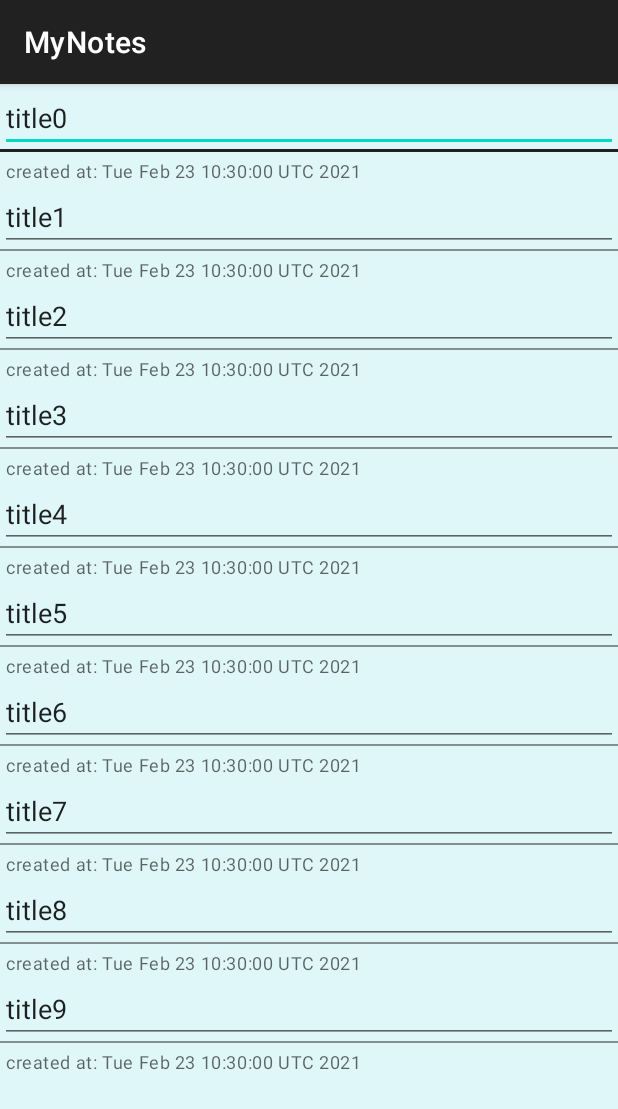
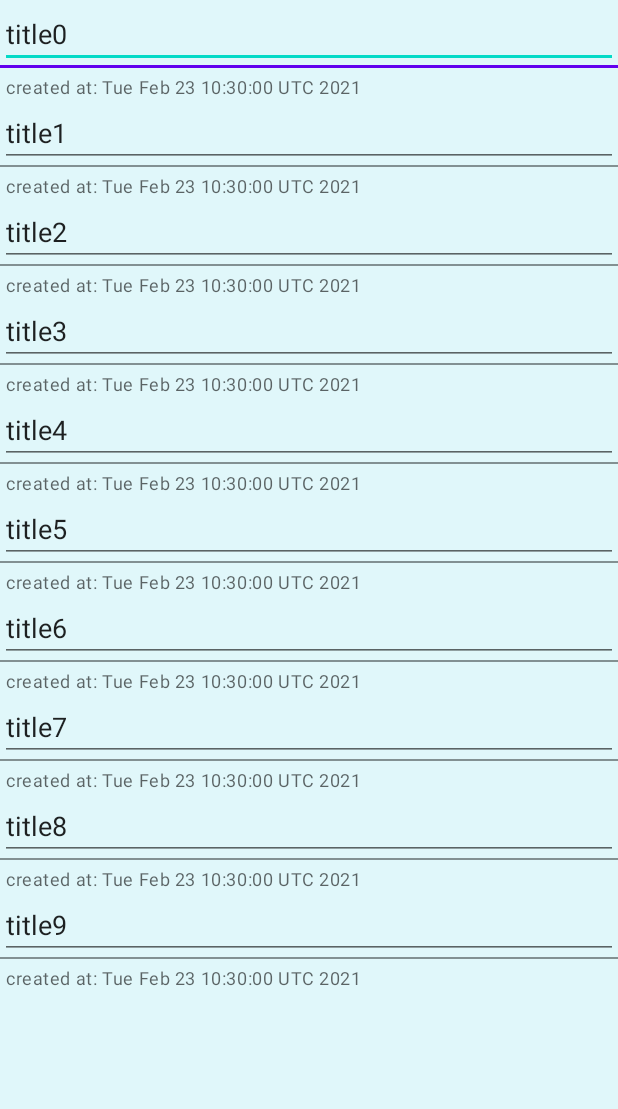
Before and after one commit to GeekBrainsStudent/MyNotes, an Android app: the screen it shows after launch (MainActivity), on a phone screen of 412 x 824 dp. Shown: the top 1109 px of the screen. Run offline under Robolectric (Android 15) with nearby library versions, the phone set to English and light mode, and no system bars.

Commit message:
1. update themes and strings

```diff
--- a/app/src/main/res/values-night/themes.xml
+++ b/app/src/main/res/values-night/themes.xml
@@ -1,16 +1,54 @@
 <resources xmlns:tools="http://schemas.android.com/tools">
     <!-- Base application theme. -->
-    <style name="Theme.MyNotes" parent="Theme.MaterialComponents.DayNight.DarkActionBar">
-        <!-- Primary brand color. -->
-        <item name="colorPrimary">@color/purple_200</item>
-        <item name="colorPrimaryVariant">@color/purple_700</item>
-        <item name="colorOnPrimary">@color/black</item>
-        <!-- Secondary brand color. -->
-        <item name="colorSecondary">@color/teal_200</item>
-        <item name="colorSecondaryVariant">@color/teal_200</item>
-        <item name="colorOnSecondary">@color/black</item>
-        <!-- Status bar color. -->
-        <item name="android:statusBarColor" tools:targetApi="l">?attr/colorPrimaryVariant</item>
-        <!-- Customize your theme here. -->
+    <style name="Theme.MyNotes" parent="Theme.MaterialComponents.DayNight.NoActionBar">
+        <item name="android:windowBackground">@color/black</item>
+        <item name="textInputStyle">@style/MyTextInputLayoutStyle</item>
+        <item name="appBarLayoutStyle">@style/MyAppBarLayoutStyle</item>
+        <item name="toolbarStyle">@style/MyToolbarStyle</item>
+    </style>
+
+    <style name="MyNavigationViewStyle">
+        <item name="android:background">@color/black</item>
+    </style>
+
+    <style name="MyNavigationViewHeaderStyle">
+        <item name="android:background">@color/cyan900</item>
+        <item name="android:layout_margin">4dp</item>
+        <item name="android:padding">8dp</item>
+        <item name="android:textViewStyle">@style/NavHeaderTextInputEditTextStyle</item>
+    </style>
+
+    <style name="NavHeaderTextInputTextLayoutStyle" parent="Widget.MaterialComponents.TextInputLayout.FilledBox">
+        <item name="boxBackgroundColor">@color/cyan900</item>
+    </style>
+
+
+    <style name="NavHeaderTextInputEditTextStyle">
+        <item name="android:textAppearance">@style/TextAppearance.MaterialComponents.Headline6</item>
+        <item name="color">@color/white</item>
+    </style>
+
+    <style name="MyToolbarStyle" parent="Widget.MaterialComponents.Toolbar">
+        <item name="android:background">@color/cyan600</item>
+    </style>
+
+    <style name="MyAppBarLayoutStyle" parent="Widget.MaterialComponents.AppBarLayout.Primary">
+        <item name="android:background">@color/cyan500</item>
+    </style>
+
+    <style name="MyTextInputLayoutStyle" parent="Widget.MaterialComponents.TextInputLayout.FilledBox">
+        <item name="boxBackgroundColor">@color/cyan50</item>
+    </style>
+
+    <style name="TitleStyle" parent="Widget.AppCompat.EditText">
+        <item name="android:textAppearance">@style/TextAppearance.MaterialComponents.Headline4</item>
+    </style>
+
+    <style name="DescribeStyle" parent="Widget.AppCompat.EditText">
+        <item name="android:textAppearance">@style/TextAppearance.MaterialComponents.Body2</item>
+    </style>
+
+    <style name="FragmentRootStyle">
+        <item name="android:padding">@dimen/rootFragmentPadding</item>
     </style>
 </resources>
--- a/app/src/main/res/values/strings.xml
+++ b/app/src/main/res/values/strings.xml
@@ -1,3 +1,5 @@
 <resources>
     <string name="app_name">MyNotes</string>
+    <string name="navigation_drawer_open">open</string>
+    <string name="navigation_drawer_close">close</string>
 </resources>
--- a/app/src/main/res/values/themes.xml
+++ b/app/src/main/res/values/themes.xml
@@ -1,23 +1,61 @@
 <resources xmlns:tools="http://schemas.android.com/tools">
     <!-- Base application theme. -->
-    <style name="Theme.MyNotes" parent="Theme.MaterialComponents.DayNight.DarkActionBar">
+    <style name="Theme.MyNotes" parent="Theme.MaterialComponents.DayNight.NoActionBar">
         <item name="android:windowBackground">@color/cyan50</item>
-        <item name="textInputStyle">@style/Widget.App.TextInputLayout</item>
+        <item name="textInputStyle">@style/MyTextInputLayoutStyle</item>
+        <item name="appBarLayoutStyle">@style/MyAppBarLayoutStyle</item>
+        <item name="toolbarStyle">@style/MyToolbarStyle</item>
+        <item name="actionMenuTextColor">@color/white</item>
+        <item name="iconTint">@color/white</item>
     </style>
 
-    <style name="Widget.App.TextInputLayout" parent="Widget.MaterialComponents.TextInputLayout.FilledBox">
+    <style name="MenuItemStyle">
+        <item name="actionMenuTextColor">@color/white</item>
+    </style>
+
+    <style name="MyNavigationViewStyle">
+        <item name="android:background">@color/cyan50</item>
+    </style>
+
+    <style name="MyNavigationViewHeaderStyle">
+        <item name="android:background">@color/cyan900</item>
+        <item name="android:layout_margin">4dp</item>
+        <item name="android:padding">8dp</item>
+        <item name="android:textViewStyle">@style/NavHeaderTextInputEditTextStyle</item>
+    </style>
+
+    <style name="NavHeaderTextInputTextLayoutStyle" parent="Widget.MaterialComponents.TextInputLayout.FilledBox">
+        <item name="boxBackgroundColor">@color/cyan900</item>
+    </style>
+
+
+    <style name="NavHeaderTextInputEditTextStyle">
+        <item name="android:textAppearance">@style/TextAppearance.MaterialComponents.Headline6</item>
+        <item name="color">@color/white</item>
+    </style>
+
+    <style name="MyToolbarStyle" parent="Widget.MaterialComponents.Toolbar">
+        <item name="android:background">@color/cyan900</item>
+        <item name="titleTextColor">@color/white</item>
+    </style>
+
+    <!--<style name="MyAppBarLayoutStyle" parent="Widget.MaterialComponents.AppBarLayout.Primary">
+        <item name="android:background">@color/cyan500</item>
+    </style>-->
+
+    <style name="MyTextInputLayoutStyle" parent="Widget.MaterialComponents.TextInputLayout.FilledBox">
         <item name="boxBackgroundColor">@color/cyan50</item>
     </style>
 
-    <style name="Widget.App.TextInputEditText.titleStyle" parent="Widget.AppCompat.EditText">
-        <item name="android:textSize">@dimen/titleTextSize</item>
+    <style name="TitleStyle" parent="Widget.AppCompat.EditText">
+        <item name="android:textAppearance">@style/TextAppearance.MaterialComponents.Headline4</item>
     </style>
 
-    <style name="Widget.App.TextInputEditText.describeStyle" parent="Widget.AppCompat.EditText">
-        <item name="android:textSize">@dimen/describeTextSize</item>
+    <style name="DescribeStyle" parent="Widget.AppCompat.EditText">
+        <item name="android:textAppearance">@style/TextAppearance.MaterialComponents.Body2</item>
     </style>
 
-    <style name="fragmentRootStyle">
+    <style name="FragmentRootStyle">
         <item name="android:padding">@dimen/rootFragmentPadding</item>
     </style>
 </resources>
```
